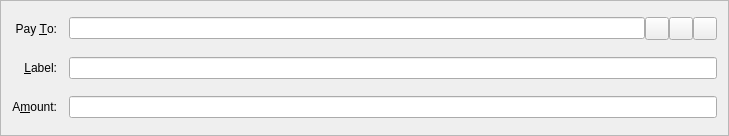
noirofficial/noir, file src/qt/forms/sendcoinsentry.ui: the form before one commit.
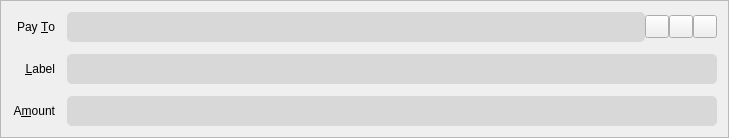
The form after the commit. Icons and pictures are not drawn. Custom widgets are drawn as their Qt base class.

What changed in the file:
```diff
--- a/src/qt/forms/sendcoinsentry.ui
+++ b/src/qt/forms/sendcoinsentry.ui
@@ -26,7 +26,7 @@
    <item row="5" column="0">
     <widget class="QLabel" name="label">
      <property name="text">
-      <string>A&amp;mount:</string>
+      <string>A&amp;mount</string>
      </property>
      <property name="alignment">
       <set>Qt::AlignRight|Qt::AlignTrailing|Qt::AlignVCenter</set>
@@ -39,7 +39,7 @@
    <item row="3" column="0">
     <widget class="QLabel" name="label_2">
      <property name="text">
-      <string>Pay &amp;To:</string>
+      <string>&lt;html&gt;&lt;head/&gt;&lt;body&gt;&lt;p&gt;Pay &amp;amp;To&lt;/p&gt;&lt;/body&gt;&lt;/html&gt;</string>
      </property>
      <property name="alignment">
       <set>Qt::AlignRight|Qt::AlignTrailing|Qt::AlignVCenter</set>
@@ -50,12 +50,21 @@
     </widget>
    </item>
    <item row="5" column="1">
-    <widget class="BitcoinAmountField" name="payAmount"/>
+    <widget class="BitcoinAmountField" name="payAmount">
+     <property name="styleSheet">
+      <string notr="true">border-radius:5px;
+border-style:solid;
+height:30px;
+border-color:gray;
+border-width:thin;
+background-color:rgba(0, 0, 0, 25);</string>
+     </property>
+    </widget>
    </item>
    <item row="4" column="0">
     <widget class="QLabel" name="label_4">
      <property name="text">
-      <string>&amp;Label:</string>
+      <string>&amp;Label</string>
      </property>
      <property name="alignment">
       <set>Qt::AlignRight|Qt::AlignTrailing|Qt::AlignVCenter</set>
@@ -75,6 +84,14 @@
        <property name="toolTip">
         <string>The address to send the payment to (e.g. MUVz3KZqgJdC3djwVCLD6ZMpDj5X1FqeKs)</string>
        </property>
+       <property name="styleSheet">
+        <string notr="true">border-radius:5px;
+border-style:solid;
+height:30px;
+border-color:gray;
+border-width:thin;
+background-color:rgba(0, 0, 0, 25);</string>
+       </property>
        <property name="maxLength">
         <number>34</number>
        </property>
@@ -135,6 +152,14 @@
      <property name="toolTip">
       <string>Enter a label for this address to add it to your address book</string>
      </property>
+     <property name="styleSheet">
+      <string notr="true">border-radius:5px;
+border-style:solid;
+height:30px;
+border-color:gray;
+border-width:thin;
+background-color:rgba(0, 0, 0, 25);</string>
+     </property>
     </widget>
    </item>
   </layout>
```
